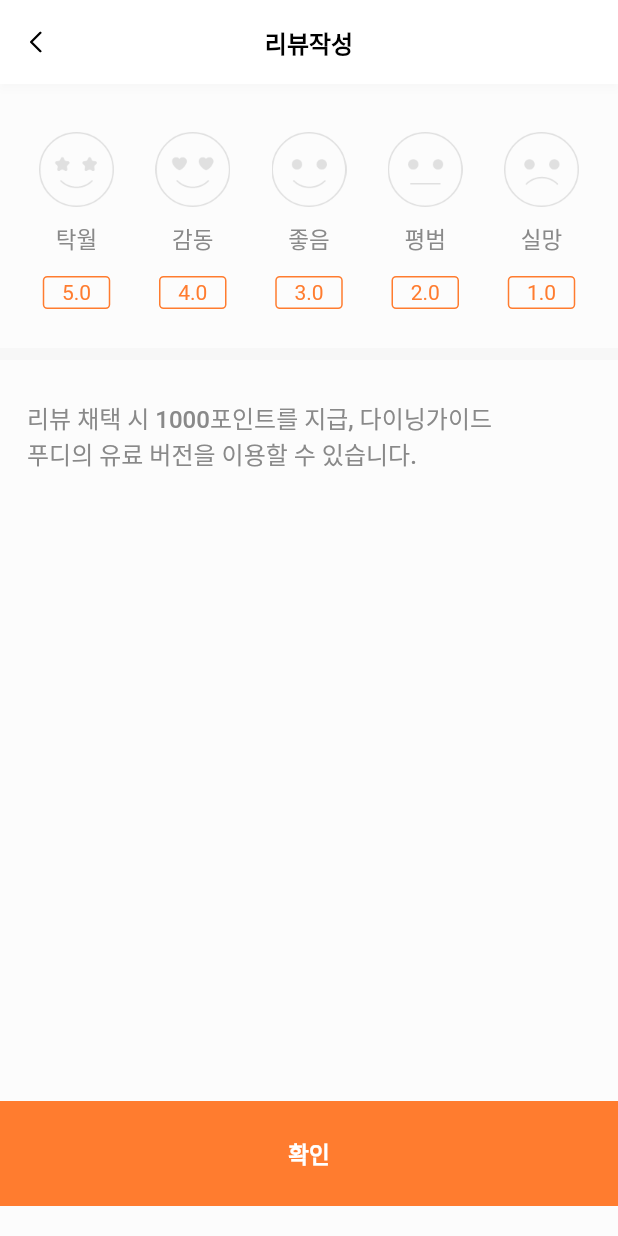
After one commit to LiiNen/neobiz-food, a Flutter app: the ShopViewReviewView screen opened directly, after a tap on "확인", on a phone screen of 412 x 824 dp. The commit adds this screen. Run offline on Flutter 3.47's test engine with Material 2 defaults, Android fonts, the phone set to English and light mode, and no system bars; our stand-ins replace flutter_dotenv, flutter_html, flutter_svg, flutter_swiper, fluttertoast, geolocator and 1 more; accounts and stored records are empty; Roboto replaces fonts that are missing (NotoSansKR).

Commit message:
Add review writing view without func

```diff
--- a/foodie/lib/collections/decorationContainers.dart
+++ b/foodie/lib/collections/decorationContainers.dart
@@ -52,12 +52,12 @@ serviceColor() {
 
 bottomNavigationButton({required title, required action}) {
   return Padding(
-    padding: EdgeInsets.all(0.0),
+    padding: EdgeInsets.only(bottom: 20),
     child: fullWidthButton(title: title, action: action),
   );
 }
 
-fullWidthButton({required title, required action, double height=58}){
+fullWidthButton({required title, required action, double height=70}){
   return GestureDetector(
     onTap: () {action();},
     child: Container(
@@ -67,12 +67,12 @@ fullWidthButton({required title, required action, double height=58}){
         border: Border.all(
           color: serviceColor()
         ),
-        borderRadius: BorderRadius.all(
-          Radius.circular(4),
-        ),
+        // borderRadius: BorderRadius.all(
+        //   Radius.circular(4),
+        // ),
         color: serviceColor(),
       ),
-      child: Center(child: Text(title, style: textStyle(color: Colors.white, weight: 700, size: 16.0)))
+      child: Center(child: Text(title, style: textStyle(color: Colors.white, weight: 700, size: 15.0)))
     )
   );
 }
--- a/foodie/lib/collections/statelessAppBar.dart
+++ b/foodie/lib/collections/statelessAppBar.dart
@@ -17,7 +17,8 @@ class DefaultAppBar extends StatelessWidget implements PreferredSizeWidget {
       automaticallyImplyLeading: false,
       backgroundColor: const Color(0xffffffff),
       centerTitle: true,
-      shadowColor: elevation ? Colors.black : Colors.white,
+      shadowColor: elevation ? Color(0x15000000) : Colors.white,
+      elevation: 2,
       title: Row(
         mainAxisAlignment: MainAxisAlignment.spaceBetween,
         crossAxisAlignment: CrossAxisAlignment.center,
--- a/foodie/lib/main.dart
+++ b/foodie/lib/main.dart
@@ -51,6 +51,7 @@ class _SplashView extends State<SplashView> {
 
   @override
   Widget build(BuildContext context) {
+    maxWidth = MediaQuery.of(context).size.width;
     return WillPopScope(
       onWillPop: () => showExitDialog(context),
       child: Scaffold(
--- /dev/null
+++ b/foodie/lib/shopView/shopViewReviewView.dart
@@ -0,0 +1,104 @@
+import 'package:flutter/material.dart';
+import 'package:foodie/collections/decorationContainers.dart';
+import 'package:foodie/collections/functions.dart';
+import 'package:foodie/collections/statelessAppBar.dart';
+
+class ShopViewReviewView extends StatefulWidget {
+  @override
+  State<ShopViewReviewView> createState() => _ShopViewReviewView();
+}
+class _ShopViewReviewView extends State<ShopViewReviewView> {
+  int selectedIndex = -1;
+  List<String> reviewScoreTitleList = ['탁월', '감동', '좋음', '평범', '실망'];
+
+  @override
+  Widget build(BuildContext context) {
+    return GestureDetector(
+      onTap: () => FocusManager.instance.primaryFocus?.unfocus(),
+      child: Scaffold(
+        appBar: DefaultAppBar(title: '리뷰작성'),
+        backgroundColor: Color(0xfffcfcfc),
+        body: SingleChildScrollView(
+          child: Column(
+            children: [
+              reviewScoreBox(),
+              spaceDivider(),
+              reviewTextBox(),
+            ]
+          )
+        ),
+        bottomNavigationBar: bottomNavigationButton(title: '확인', action: submitReview),
+      )
+    );
+  }
+
+  reviewScoreBox() {
+    return Container(
+      width: MediaQuery.of(context).size.width,
+      margin: EdgeInsets.only(left: 26, right: 26, top: 32, bottom: 26),
+      child: Row(
+        mainAxisAlignment: MainAxisAlignment.spaceBetween,
+        children: List.generate(5, (index) {
+          return reviewScore(index);
+        })
+      )
+    );
+  }
+
+  reviewScore(int index) {
+    bool _isSelected = index == selectedIndex;
+    return GestureDetector(
+      behavior: HitTestBehavior.translucent,
+      onTap: () {
+        setState(() {
+          selectedIndex = index;
+        });
+      },
+      child: Column(
+        children: [
+          _isSelected ?
+            Image.asset('asset/image/review/select${5-index}.png', width: 50) :
+            Image.asset('asset/image/review/unselect${5-index}.png', width: 50),
+          SizedBox(height: 10),
+          Text(reviewScoreTitleList[index], style: textStyle(color: _isSelected ? serviceColor() : Color(0xff898989), weight: 500, size: 15.0)),
+          SizedBox(height: 14),
+          Container(
+            width: 45, height: 22,
+            decoration: _isSelected ? BoxDecoration(
+              borderRadius: BorderRadius.all(Radius.circular(3)),
+              color: serviceColor(),
+            ) : BoxDecoration(
+              borderRadius: BorderRadius.all(Radius.circular(3)),
+              border: Border.all(color: Color(0xffff7c2f), width: 1)
+            ),
+            child: Center(
+              child: Text('${5-index}.0', style: textStyle(color: _isSelected ? Colors.white : serviceColor(), weight: 400, size: 14.0))
+            )
+          ),
+        ]
+      )
+    );
+  }
+
+  reviewTextBox() {
+    return Container(
+      width: MediaQuery.of(context).size.width,
+      margin: EdgeInsets.symmetric(horizontal: 18, vertical: 14),
+      child: TextField(
+        decoration: InputDecoration(
+          hintText: '리뷰 채택 시 1000포인트를 지급, 다이닝가이드\n푸디의 유료 버전을 이용할 수 있습니다.',
+          hintStyle: textStyle(color: Color(0xff898989), weight: 500, size: 16.0),
+          border: InputBorder.none,
+        ),
+        style: textStyle(weight: 500, size: 16.0),
+        maxLines: 10,
+      )
+    );
+  }
+
+  submitReview() {
+    if(selectedIndex != -1) {
+      print('ok');
+    }
+  }
+}
--- a/foodie/pubspec.yaml
+++ b/foodie/pubspec.yaml
@@ -60,6 +60,7 @@ flutter:
   assets:
     - asset/svgIcon/
     - asset/image/
+    - asset/image/review/
     - .env
 
   # An image asset can refer to one or more resolution-specific "variants", see
```
Also changed, not shown: foodie/lib/shopView/shopViewTabBar/shopViewTabReview.dart (+22 -14 lines), foodie/asset/image/review/select1.png (added), foodie/asset/image/review/select2.png (added), foodie/asset/image/review/select3.png (added), foodie/asset/image/review/select4.png (added), foodie/asset/image/review/select5.png (added), foodie/asset/image/review/unselect1.png (added), foodie/asset/image/review/unselect2.png (added), foodie/asset/image/review/unselect3.png (added), foodie/asset/image/review/unselect4.png (added), foodie/asset/image/review/unselect5.png (added).
